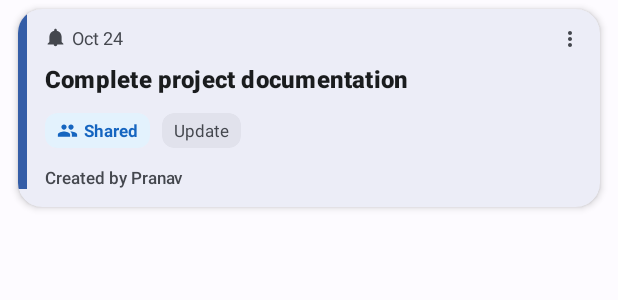
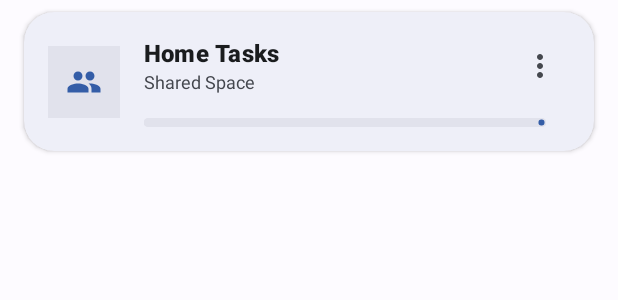
Before and after one commit to pranav6266/Sync-Task, an Android app: the layout item_space.xml on its own in the app's theme, with its tools: preview values and no code run, on a phone screen of 412 x 824 dp. Shown: the top 300 px of the screen. Run offline under Robolectric (Android 15) with nearby library versions, the phone set to English and light mode, and no system bars.

Commit message:
Redesigned `item_space` layout and improved adapter logic.
The `item_space.xml` layout has been completely overhauled for a cleaner, more modern UI. This includes a new icon, restructured text views for space name and description, and a redesigned options menu.

In `SpacesAdapter`:
*   Updated to correctly determine if a user is the space admin.
*   Improved confirmation dialogs for leaving or deleting a space with more descriptive titles and messages.
*   The context used for inflation and dialogs is now passed from `requireActivity()` in the fragment to ensure stability.

In `SpacesTabFragment`:
*   Added observers to show Toast feedback when a user successfully leaves or deletes a space.

```diff
--- a/app/src/main/java/com/pranav/synctask/adapters/SpacesAdapter.java
+++ b/app/src/main/java/com/pranav/synctask/adapters/SpacesAdapter.java
@@ -53,8 +53,8 @@ public class SpacesAdapter extends RecyclerView.Adapter<SpacesAdapter.SpaceViewH
     @NonNull
     @Override
     public SpaceViewHolder onCreateViewHolder(@NonNull ViewGroup parent, int viewType) {
-        // Best Practice: Use parent.getContext() to ensure the correct theme is applied
-        View view = LayoutInflater.from(parent.getContext()).inflate(R.layout.item_space, parent, false);
+        // This MUST match the fixed item_space.xml file
+        View view = LayoutInflater.from(context).inflate(R.layout.item_space, parent, false);
         return new SpaceViewHolder(view);
     }
 
@@ -63,24 +63,19 @@ public class SpacesAdapter extends RecyclerView.Adapter<SpacesAdapter.SpaceViewH
         Space space = spaceList.get(position);
         if (space == null) return;
 
-        // CRITICAL: If this line crashes, it means findViewById in ViewHolder returned null.
-        // Solution: Build > Clean Project, then Build > Rebuild Project.
-        if (holder.tvSpaceName != null) {
         holder.tvSpaceName.setText(space.getSpaceName());
-        }
 
         // Calculate Progress
         int totalEffort = 0;
         int completedEffort = 0;
         int activeTaskCount = 0;
 
-        if (allTasks != null) {
         for (Task task : allTasks) {
             if (space.getSpaceId().equals(task.getSpaceId())) {
                 if (Task.STATUS_PENDING.equals(task.getStatus())) {
                     activeTaskCount++;
                 }
-                    // Progress based on Today's tasks or recent activity
+                // Progress based on recent activity
                 boolean isRelevant = false;
                 if (task.getDueDate() != null && DateUtils.isToday(task.getDueDate())) isRelevant = true;
                 else if (task.getCreatedAt() != null && DateUtils.isToday(task.getCreatedAt())) isRelevant = true;
@@ -93,23 +88,18 @@ public class SpacesAdapter extends RecyclerView.Adapter<SpacesAdapter.SpaceViewH
                 }
             }
         }
-        }
 
         int progress = (totalEffort == 0) ? 0 : (int) (100.0 * completedEffort / totalEffort);
-
-        if (holder.progressSpace != null) {
         if (totalEffort == 0) {
             holder.progressSpace.setVisibility(View.GONE);
         } else {
             holder.progressSpace.setVisibility(View.VISIBLE);
             holder.progressSpace.setProgress(progress, true);
         }
-        }
 
-        if (holder.tvSpaceDesc != null) {
         holder.tvSpaceDesc.setText(activeTaskCount + " Active Tasks");
-        }
 
+        // Click on Card -> Open Task View
         holder.itemView.setOnClickListener(v -> {
             Intent intent = new Intent(context, TaskViewActivity.class);
             intent.putExtra("SPACE_ID", space.getSpaceId());
@@ -117,11 +107,17 @@ public class SpacesAdapter extends RecyclerView.Adapter<SpacesAdapter.SpaceViewH
             context.startActivity(intent);
         });
 
-        boolean isCreator = space.getMembers() != null && !space.getMembers().isEmpty() && space.getMembers().get(0).equals(currentUserId);
+        // Determine if current user is Admin/Creator
+        boolean isCreator = false;
+        if (space.getAdminUid() != null) {
+            isCreator = space.getAdminUid().equals(currentUserId);
+        } else if (space.getMembers() != null && !space.getMembers().isEmpty()) {
+            // Fallback for legacy data
+            isCreator = space.getMembers().get(0).equals(currentUserId);
+        }
 
-        if (holder.ivSpaceOptions != null) {
-            holder.ivSpaceOptions.setOnClickListener(v -> showOptionsDialog(space, isCreator));
-        }
+        final boolean finalIsCreator = isCreator;
+        holder.ivSpaceOptions.setOnClickListener(v -> showOptionsDialog(space, finalIsCreator));
     }
 
     private void showOptionsDialog(Space space, boolean isCreator) {
@@ -138,6 +134,7 @@ public class SpacesAdapter extends RecyclerView.Adapter<SpacesAdapter.SpaceViewH
         else options.add(leaveOption);
 
         new MaterialAlertDialogBuilder(context)
+                .setTitle(space.getSpaceName())
                 .setItems(options.toArray(new String[0]), (dialog, which) -> {
                     String selectedOption = options.get(which);
                     switch (selectedOption) {
@@ -148,10 +145,10 @@ public class SpacesAdapter extends RecyclerView.Adapter<SpacesAdapter.SpaceViewH
                             copyInviteCode(space.getInviteCode());
                             break;
                         case leaveOption:
-                            showConfirmationDialog("Leave", "Are you sure you want to leave?", () -> getViewModel().leaveSpace(space.getSpaceId()));
+                            showConfirmationDialog("Leave Space", "Are you sure you want to leave? You will lose access to these tasks.", () -> getViewModel().leaveSpace(space.getSpaceId()));
                             break;
                         case deleteOption:
-                            showConfirmationDialog("Delete", "Delete space for everyone? This cannot be undone.", () -> getViewModel().deleteSpace(space.getSpaceId()));
+                            showConfirmationDialog("Delete Space", "Delete this space for EVERYONE? This action cannot be undone.", () -> getViewModel().deleteSpace(space.getSpaceId()));
                             break;
                     }
                 }).show();
@@ -160,8 +157,10 @@ public class SpacesAdapter extends RecyclerView.Adapter<SpacesAdapter.SpaceViewH
     private void showMembersDialog(Space space) {
         List<String> memberNames = new ArrayList<>();
         if (space.getMembers() != null && membersMap != null) {
+            String adminId = space.getAdminUid() != null ? space.getAdminUid() : (space.getMembers().isEmpty() ? "" : space.getMembers().get(0));
+
             for (String uid : space.getMembers()) {
-                String role = (space.getMembers().get(0).equals(uid)) ? " (Admin)" : "";
+                String role = uid.equals(adminId) ? " (Admin)" : "";
                 if (uid.equals(currentUserId)) {
                     memberNames.add("You" + role);
                 } else if (membersMap.containsKey(uid)) {
@@ -183,18 +182,23 @@ public class SpacesAdapter extends RecyclerView.Adapter<SpacesAdapter.SpaceViewH
     private void copyInviteCode(String code) {
         ClipboardManager clipboard = (ClipboardManager) context.getSystemService(Context.CLIPBOARD_SERVICE);
         ClipData clip = ClipData.newPlainText("Invite Code", code);
+        if (clipboard != null) {
             clipboard.setPrimaryClip(clip);
-        Toast.makeText(context, "Code copied: " + code, Toast.LENGTH_SHORT).show();
+            Toast.makeText(context, "Invite Code copied: " + code, Toast.LENGTH_SHORT).show();
+        }
     }
 
     private void showConfirmationDialog(String title, String message, Runnable onConfirm) {
         new MaterialAlertDialogBuilder(context)
-                .setTitle(title).setMessage(message)
-                .setPositiveButton(title, (dialog, which) -> onConfirm.run())
-                .setNegativeButton("Cancel", null).show();
+                .setTitle(title)
+                .setMessage(message)
+                .setPositiveButton(title.split(" ")[0], (dialog, which) -> onConfirm.run()) // "Delete" or "Leave"
+                .setNegativeButton("Cancel", null)
+                .show();
     }
 
     private DashboardViewModel getViewModel() {
+        // This requires context to be an Activity (ensured by Fragment using requireActivity())
         return new ViewModelProvider((AppCompatActivity) context).get(DashboardViewModel.class);
     }
 
@@ -213,14 +217,12 @@ public class SpacesAdapter extends RecyclerView.Adapter<SpacesAdapter.SpaceViewH
     }
 
     public static class SpaceViewHolder extends RecyclerView.ViewHolder {
-        // Java Fields (CamelCase)
         TextView tvSpaceName, tvSpaceDesc;
         ImageView ivSpaceOptions;
         LinearProgressIndicator progressSpace;
 
         public SpaceViewHolder(@NonNull View itemView) {
             super(itemView);
-            // Mapping XML IDs (snake_case) to Java Fields
             tvSpaceName = itemView.findViewById(R.id.tv_space_name);
             tvSpaceDesc = itemView.findViewById(R.id.tv_space_desc);
             ivSpaceOptions = itemView.findViewById(R.id.iv_space_options);
--- a/app/src/main/java/com/pranav/synctask/fragments/SpacesTabFragment.java
+++ b/app/src/main/java/com/pranav/synctask/fragments/SpacesTabFragment.java
@@ -1,7 +1,5 @@
 package com.pranav.synctask.fragments;
 
-import android.content.ClipboardManager;
-import android.content.Context;
 import android.os.Bundle;
 import android.text.InputType;
 import android.view.LayoutInflater;
@@ -57,7 +55,6 @@ public class SpacesTabFragment extends Fragment {
     @Override
     public void onViewCreated(@NonNull View view, @Nullable Bundle savedInstanceState) {
         super.onViewCreated(view, savedInstanceState);
-
         viewModel = new ViewModelProvider(requireActivity()).get(DashboardViewModel.class);
 
         recyclerView = view.findViewById(R.id.rv_spaces);
@@ -77,7 +74,8 @@ public class SpacesTabFragment extends Fragment {
 
     private void setupRecyclerView() {
         recyclerView.setLayoutManager(new LinearLayoutManager(getContext()));
-        adapter = new SpacesAdapter(getContext(), new ArrayList<>(), new HashMap<>(), new ArrayList<>());
+        // CHANGED: Use requireActivity() to ensure correct Context for Dialogs/ViewModel
+        adapter = new SpacesAdapter(requireActivity(), new ArrayList<>(), new HashMap<>(), new ArrayList<>());
         recyclerView.setAdapter(adapter);
     }
 
@@ -92,13 +90,11 @@ public class SpacesTabFragment extends Fragment {
                 Toast.makeText(getContext(), "Error loading spaces", Toast.LENGTH_SHORT).show();
             }
         });
-
         // 2. Members Map
         viewModel.getMembersMap().observe(getViewLifecycleOwner(), map -> {
             currentMembers = map;
             updateAdapter();
         });
-
         // 3. Tasks (for progress)
         viewModel.getAllTasksResult().observe(getViewLifecycleOwner(), result -> {
             if (result instanceof Result.Success) {
@@ -112,18 +108,23 @@ public class SpacesTabFragment extends Fragment {
         viewModel.getCreateSpaceResult().observe(getViewLifecycleOwner(), result -> {
             if (result instanceof Result.Success) {
                 Toast.makeText(getContext(), "Space Created!", Toast.LENGTH_SHORT).show();
-                // Auto refresh handled by Firestore listener
             } else if (result instanceof Result.Error) {
                 Toast.makeText(getContext(), "Failed: " + ((Result.Error<Space>) result).exception.getMessage(), Toast.LENGTH_SHORT).show();
             }
         });
-
         viewModel.getJoinSpaceResult().observe(getViewLifecycleOwner(), result -> {
             if (result instanceof Result.Success) {
                 Toast.makeText(getContext(), "Joined successfully!", Toast.LENGTH_SHORT).show();
             } else if (result instanceof Result.Error) {
                 Toast.makeText(getContext(), "Failed: " + ((Result.Error<Space>) result).exception.getMessage(), Toast.LENGTH_SHORT).show();
             }
+        });
+        // ADDED: Observe Leave/Delete results to provide feedback
+        viewModel.getLeaveSpaceResult().observe(getViewLifecycleOwner(), result -> {
+            if(result instanceof Result.Success) Toast.makeText(getContext(), "Left space", Toast.LENGTH_SHORT).show();
+        });
+        viewModel.getDeleteSpaceResult().observe(getViewLifecycleOwner(), result -> {
+            if(result instanceof Result.Success) Toast.makeText(getContext(), "Space deleted", Toast.LENGTH_SHORT).show();
         });
     }
 
--- a/app/src/main/res/layout/item_space.xml
+++ b/app/src/main/res/layout/item_space.xml
@@ -1,179 +1,93 @@
 <?xml version="1.0" encoding="utf-8"?>
-<com.google.android.material.card.MaterialCardView
-    xmlns:android="http://schemas.android.com/apk/res/android"
+<com.google.android.material.card.MaterialCardView xmlns:android="http://schemas.android.com/apk/res/android"
     xmlns:app="http://schemas.android.com/apk/res-auto"
     xmlns:tools="http://schemas.android.com/tools"
     android:layout_width="match_parent"
     android:layout_height="wrap_content"
-    android:layout_marginHorizontal="12dp"
-    android:layout_marginVertical="6dp"
-    app:cardCornerRadius="16dp"
-    app:cardElevation="3dp"
+    android:layout_marginHorizontal="16dp"
+    android:layout_marginVertical="8dp"
+    app:cardCornerRadius="20dp"
+    app:cardElevation="2dp"
     app:strokeWidth="0dp"
     app:cardBackgroundColor="?attr/colorSurface">
 
     <androidx.constraintlayout.widget.ConstraintLayout
         android:layout_width="match_parent"
         android:layout_height="wrap_content"
-        android:paddingBottom="12dp">
+        android:padding="16dp">
 
-        <View
-            android:id="@+id/view_priority_strip"
-            android:layout_width="6dp"
-            android:layout_height="0dp"
-            android:background="@color/priority_normal"
-            app:layout_constraintBottom_toBottomOf="parent"
+        <FrameLayout
+            android:id="@+id/fl_icon"
+            android:layout_width="48dp"
+            android:layout_height="48dp"
+            android:background="@drawable/ic_launcher_background"
+            android:backgroundTint="?attr/colorSurfaceVariant"
             app:layout_constraintStart_toStartOf="parent"
-            app:layout_constraintTop_toTopOf="parent" />
+            app:layout_constraintTop_toTopOf="parent"
+            app:layout_constraintBottom_toBottomOf="parent">
 
-        <ImageView
-            android:id="@+id/iv_calendar_icon"
-            android:layout_width="14dp"
-            android:layout_height="14dp"
-            android:layout_marginStart="12dp"
-            android:layout_marginTop="12dp"
-            android:src="@drawable/ic_task_type_reminder"
-            app:tint="?attr/colorOnSurfaceVariant"
-            app:layout_constraintStart_toEndOf="@id/view_priority_strip"
+            <ImageView
+                android:layout_width="24dp"
+                android:layout_height="24dp"
+                android:layout_gravity="center"
+                android:src="@drawable/ic_scope_shared"
+                app:tint="?attr/colorPrimary"/>
+        </FrameLayout>
+
+        <TextView
+            android:id="@+id/tv_space_name"
+            android:layout_width="0dp"
+            android:layout_height="wrap_content"
+            android:layout_marginStart="16dp"
+            android:layout_marginEnd="8dp"
+            tools:text="Home Tasks"
+            android:textAppearance="?attr/textAppearanceTitleMedium"
+            android:textStyle="bold"
+            android:textColor="?attr/colorOnSurface"
+            app:layout_constraintStart_toEndOf="@id/fl_icon"
+            app:layout_constraintEnd_toStartOf="@id/iv_space_options"
             app:layout_constraintTop_toTopOf="parent" />
 
         <TextView
-            android:id="@+id/tv_task_date"
+            android:id="@+id/tv_space_desc"
             android:layout_width="wrap_content"
             android:layout_height="wrap_content"
-            android:layout_marginStart="4dp"
-            android:text="Oct 24"
+            android:layout_marginStart="16dp"
+            tools:text="Shared Space"
             android:textSize="12sp"
             android:textColor="?attr/colorOnSurfaceVariant"
-            app:layout_constraintTop_toTopOf="@id/iv_calendar_icon"
-            app:layout_constraintBottom_toBottomOf="@id/iv_calendar_icon"
-            app:layout_constraintStart_toEndOf="@id/iv_calendar_icon" />
-
-        <TextView
-            android:id="@+id/tv_task_title"
-            android:layout_width="0dp"
-            android:layout_height="wrap_content"
-            android:layout_marginStart="12dp"
-            android:layout_marginTop="8dp"
-            android:layout_marginEnd="12dp"
-            android:text="Complete project documentation"
-            android:textAppearance="?attr/textAppearanceTitleMedium"
-            android:textColor="?attr/colorOnSurface"
-            android:maxLines="2"
-            android:ellipsize="end"
-            android:textStyle="bold"
-            app:layout_constraintEnd_toEndOf="parent"
-            app:layout_constraintStart_toEndOf="@id/view_priority_strip"
-            app:layout_constraintTop_toBottomOf="@id/tv_task_date" />
-
-        <!-- Progress Bar (New) -->
-        <com.google.android.material.progressindicator.LinearProgressIndicator
-            android:id="@+id/progress_task_completion"
-            android:layout_width="0dp"
-            android:layout_height="wrap_content"
-            android:layout_marginTop="8dp"
-            android:layout_marginEnd="16dp"
-            android:visibility="gone"
-            app:trackCornerRadius="2dp"
-            app:trackThickness="4dp"
-            app:indicatorColor="?attr/colorPrimary"
-            app:trackColor="?attr/colorSurfaceVariant"
-            app:layout_constraintStart_toStartOf="@id/tv_task_title"
-            app:layout_constraintEnd_toEndOf="parent"
-            app:layout_constraintTop_toBottomOf="@id/tv_task_title"/>
-
-        <LinearLayout
-            android:id="@+id/layout_chips"
-            android:layout_width="0dp"
-            android:layout_height="wrap_content"
-            android:layout_marginTop="12dp"
-            android:orientation="horizontal"
-            app:layout_constraintStart_toStartOf="@id/tv_task_title"
-            app:layout_constraintEnd_toEndOf="parent"
-            app:layout_constraintTop_toBottomOf="@id/progress_task_completion">
-
-            <com.google.android.material.card.MaterialCardView
-                android:id="@+id/card_scope_chip"
-                android:layout_width="wrap_content"
-                android:layout_height="wrap_content"
-                app:cardCornerRadius="8dp"
-                app:cardElevation="0dp"
-                app:cardBackgroundColor="@color/chip_bg_shared"
-                app:contentPaddingLeft="8dp"
-                app:contentPaddingRight="8dp"
-                app:contentPaddingTop="4dp"
-                app:contentPaddingBottom="4dp">
-
-                <LinearLayout
-                    android:layout_width="wrap_content"
-                    android:layout_height="wrap_content"
-                    android:gravity="center_vertical">
-
-                    <ImageView
-                        android:id="@+id/iv_chip_icon"
-                        android:layout_width="14dp"
-                        android:layout_height="14dp"
-                        android:src="@drawable/ic_scope_shared"
-                        app:tint="@color/chip_text_shared"/>
-
-                    <TextView
-                        android:id="@+id/tv_chip_text"
-                        android:layout_width="wrap_content"
-                        android:layout_height="wrap_content"
-                        android:layout_marginStart="4dp"
-                        android:text="Shared"
-                        android:textSize="11sp"
-                        android:textStyle="bold"
-                        android:textColor="@color/chip_text_shared"/>
-                </LinearLayout>
-            </com.google.android.material.card.MaterialCardView>
-
-            <com.google.android.material.card.MaterialCardView
-                android:layout_width="wrap_content"
-                android:layout_height="wrap_content"
-                android:layout_marginStart="8dp"
-                app:cardCornerRadius="8dp"
-                app:cardElevation="0dp"
-                app:cardBackgroundColor="?attr/colorSurfaceVariant"
-                app:contentPaddingLeft="8dp"
-                app:contentPaddingRight="8dp"
-                app:contentPaddingTop="4dp"
-                app:contentPaddingBottom="4dp">
-
-                <TextView
-                    android:id="@+id/tv_type_text"
-                    android:layout_width="wrap_content"
-                    android:layout_height="wrap_content"
-                    android:text="Update"
-                    android:textSize="11sp"
-                    android:textColor="?attr/colorOnSurfaceVariant"/>
-            </com.google.android.material.card.MaterialCardView>
-        </LinearLayout>
-
-        <TextView
-            android:id="@+id/tv_created_by"
-            android:layout_width="wrap_content"
-            android:layout_height="wrap_content"
-            android:layout_marginTop="12dp"
-            android:text="Created by Pranav"
-            android:textSize="11sp"
-            android:textColor="?attr/colorOnSurfaceVariant"
-            android:fontFamily="sans-serif-medium"
-            app:layout_constraintStart_toStartOf="@id/tv_task_title"
-            app:layout_constraintTop_toBottomOf="@id/layout_chips" />
+            app:layout_constraintStart_toEndOf="@id/fl_icon"
+            app:layout_constraintTop_toBottomOf="@id/tv_space_name" />
 
         <ImageView
-            android:id="@+id/iv_options_menu"
-            android:layout_width="24dp"
-            android:layout_height="24dp"
-            android:layout_marginTop="8dp"
-            android:layout_marginEnd="8dp"
-            android:padding="4dp"
+            android:id="@+id/iv_space_options"
+            android:layout_width="40dp"
+            android:layout_height="40dp"
+            android:padding="8dp"
+            android:background="?attr/selectableItemBackgroundBorderless"
+            android:clickable="true"
+            android:focusable="true"
+            android:contentDescription="Space options"
             android:src="@drawable/ic_more_vert"
             app:tint="?attr/colorOnSurfaceVariant"
-            android:background="?attr/selectableItemBackgroundBorderless"
             app:layout_constraintEnd_toEndOf="parent"
             app:layout_constraintTop_toTopOf="parent" />
 
+        <com.google.android.material.progressindicator.LinearProgressIndicator
+            android:id="@+id/progress_space"
+            android:layout_width="0dp"
+            android:layout_height="wrap_content"
+            android:layout_marginTop="16dp"
+            android:layout_marginStart="16dp"
+            android:layout_marginEnd="16dp"
+            android:progress="0"
+            app:trackCornerRadius="4dp"
+            app:trackThickness="6dp"
+            app:indicatorColor="?attr/colorPrimary"
+            app:trackColor="?attr/colorSurfaceVariant"
+            app:layout_constraintStart_toEndOf="@id/fl_icon"
+            app:layout_constraintEnd_toEndOf="parent"
+            app:layout_constraintTop_toBottomOf="@id/tv_space_desc"/>
+
     </androidx.constraintlayout.widget.ConstraintLayout>
 </com.google.android.material.card.MaterialCardView>
```
Lines whose indentation alone changed are shown as unchanged.
